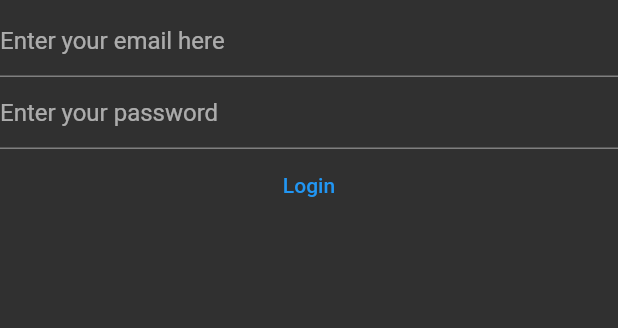
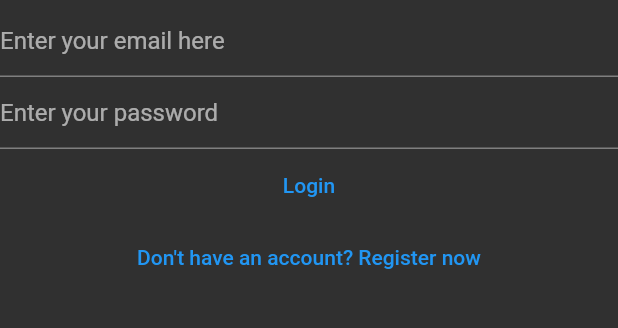
Before and after one commit to Bhuvan-16/quick-notes, a Flutter app: the screen it shows after launch, on a phone screen of 412 x 824 dp, the part 79-407 px from its top. Run offline on Flutter 3.47's test engine with Material 2 defaults, Android fonts, the phone set to English and light mode, and no system bars; our stand-ins replace firebase_auth, firebase_core, fluttertoast; accounts and stored records are empty.

Commit message:
email verification-3

```diff
--- a/lib/main.dart
+++ b/lib/main.dart
@@ -2,6 +2,7 @@ import 'package:firebase_auth/firebase_auth.dart';
 import 'package:firebase_core/firebase_core.dart';
 import 'package:flutter/material.dart';
 import 'package:notenow/views/login_view.dart';
+import 'package:notenow/views/register_view.dart';
 import 'firebase_options.dart';
 
 void main() {
@@ -13,6 +14,10 @@ void main() {
         brightness: Brightness.dark,
       ),
       home: const HomePage(),
+      routes: {
+        '/login/' :(context) => const LoginView(),
+        '/register/' : (context) => const RegisterView(),
+      },
     ),
   );
 }
--- a/lib/views/login_view.dart
+++ b/lib/views/login_view.dart
@@ -71,7 +71,6 @@ class _LoginViewState extends State<LoginView> {
                         final userCredential = await FirebaseAuth.instance
                             .signInWithEmailAndPassword(
                                 email: email, password: password);
-                        // print(userCredential);
                       } on FirebaseAuthException catch (e) {
                         error = e.code;
                         if (error == 'user-not-found') {
@@ -87,6 +86,13 @@ class _LoginViewState extends State<LoginView> {
                     },
                     child: const Text('Login'),
                   ),
+                  TextButton(
+                    onPressed: () {
+                      Navigator.of(context).pushNamedAndRemoveUntil('/register/', (route) => false);
+                    },
+
+                    child: const Text("Don't have an account? Register now"),
+                  )
                 ],
               );
   }
```
Also changed, not shown: lib/views/register_view.dart (+11 -5 lines), 4 other files.
